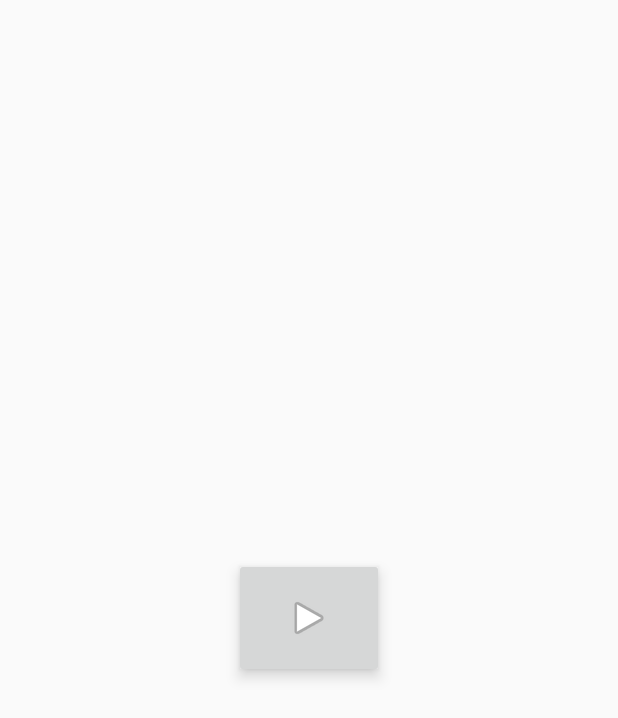
After one commit to arifinfrds/Android-PAPB-Tugas-Akhir, an Android app: the fragment Toturial2 shown on its own in the app's theme, on a phone screen of 412 x 824 dp. The commit adds this screen. Shown: the top 718 px of the screen. Run offline under Robolectric (Android 15) with nearby library versions, the phone set to English and light mode, and no system bars.

Commit message:
splash screen + toturial screen

```diff
--- /dev/null
+++ b/app/src/main/java/reminderobat/android/kelompok5/papbc/com/reminderobat/ui/toturial/Toturial2.java
@@ -0,0 +1,51 @@
+package reminderobat.android.kelompok5.papbc.com.reminderobat.ui.toturial;
+
+
+import android.content.Intent;
+import android.os.Bundle;
+import android.support.v4.app.Fragment;
+import android.view.LayoutInflater;
+import android.view.View;
+import android.view.ViewGroup;
+import android.widget.ImageButton;
+import android.widget.Toast;
+
+import reminderobat.android.kelompok5.papbc.com.reminderobat.R;
+import reminderobat.android.kelompok5.papbc.com.reminderobat.ui.FragmentActivity;
+
+
+/**
+ * A simple {@link Fragment} subclass.
+ */
+public class Toturial2 extends Fragment {
+
+    ImageButton mPlay;
+
+    public Toturial2() {
+        // Required empty public constructor
+    }
+
+
+    @Override
+    public View onCreateView(LayoutInflater inflater, ViewGroup container,
+                             Bundle savedInstanceState) {
+        // Inflate the layout for this fragment
+        View v = inflater.inflate(R.layout.fragment_toturial2, container, false);
+        mPlay = v.findViewById(R.id.btn_Play);
+        mPlay.setOnClickListener(new View.OnClickListener() {
+            @Override
+            public void onClick(View v) {
+                Toast.makeText(getActivity(), "Hello ", Toast.LENGTH_SHORT).show();
+                navigateToFragmentActivity();
+            }
+        });
+        return v;
+    }
+
+
+    private void navigateToFragmentActivity(){
+        Intent intent = new Intent(getContext(), FragmentActivity.class);
+        getContext().startActivity(intent);
+    }
+
+}
--- /dev/null
+++ b/app/src/main/res/layout/fragment_toturial2.xml
@@ -0,0 +1,30 @@
+<FrameLayout xmlns:android="http://schemas.android.com/apk/res/android"
+    xmlns:app="http://schemas.android.com/apk/res-auto"
+    xmlns:tools="http://schemas.android.com/tools"
+    android:layout_width="match_parent"
+    android:layout_height="match_parent"
+    tools:context="reminderobat.android.kelompok5.papbc.com.reminderobat.ui.toturial.Toturial2">
+
+    <!-- TODO: Update blank fragment layout -->
+
+    <android.support.constraint.ConstraintLayout
+        android:layout_width="match_parent"
+        android:layout_height="match_parent">
+
+        <ImageButton
+            android:id="@+id/btn_Play"
+            style="@android:style/Widget.DeviceDefault.Light.ImageButton"
+            android:layout_width="100dp"
+            android:layout_height="80dp"
+            android:layout_marginBottom="8dp"
+            android:layout_marginEnd="8dp"
+            android:layout_marginStart="8dp"
+            android:layout_marginTop="8dp"
+            android:elevation="6dp"
+            android:src="@android:drawable/ic_media_play"
+            app:layout_constraintBottom_toBottomOf="parent"
+            app:layout_constraintEnd_toEndOf="parent"
+            app:layout_constraintStart_toStartOf="parent"
+            app:layout_constraintTop_toTopOf="parent" />
+    </android.support.constraint.ConstraintLayout>
+</FrameLayout>
--- a/app/src/main/res/values/colors.xml
+++ b/app/src/main/res/values/colors.xml
@@ -1,6 +1,6 @@
 <?xml version="1.0" encoding="utf-8"?>
 <resources>
-    <color name="colorPrimary">#00BCD4</color>
+    <color name="colorPrimary">#00bcd4</color>
     <color name="colorPrimaryDark">@color/cian700</color>
     <color name="colorAccent">#673AB7</color>
     <color name="gray">#E0E7FA</color>
--- a/app/src/main/res/values/strings.xml
+++ b/app/src/main/res/values/strings.xml
@@ -9,4 +9,5 @@
     <!-- TODO: Remove or change this placeholder text -->
     <string name="hello_blank_fragment">Hello blank fragment</string>
     <string name="title_activity_tambah_reminder">Tambah Reminder</string>
+    <string name="title_activity_toturial">ToturialActivity</string>
 </resources>
```
Also changed, not shown: app/src/main/AndroidManifest.xml (+17 -6 lines), app/src/main/java/reminderobat/android/kelompok5/papbc/com/reminderobat/SplashScreenActivity.java (added, +13 -0 lines), app/src/main/java/reminderobat/android/kelompok5/papbc/com/reminderobat/ui/toturial/Toturial1.java (added, +31 -0 lines), app/src/main/java/reminderobat/android/kelompok5/papbc/com/reminderobat/ui/toturial/ToturialActivity.java (added, +140 -0 lines), app/src/main/res/layout/activity_splash_screen.xml (added, +36 -0 lines), app/src/main/res/layout/activity_toturial.xml (added, +17 -0 lines), app/src/main/res/layout/fragment_toturial.xml (added, +9 -0 lines), app/src/main/res/layout/fragment_toturial1.xml (added, +62 -0 lines), app/src/main/res/menu/menu_toturial.xml (added, +10 -0 lines), app/src/main/res/drawable/thelogo.png (added).
